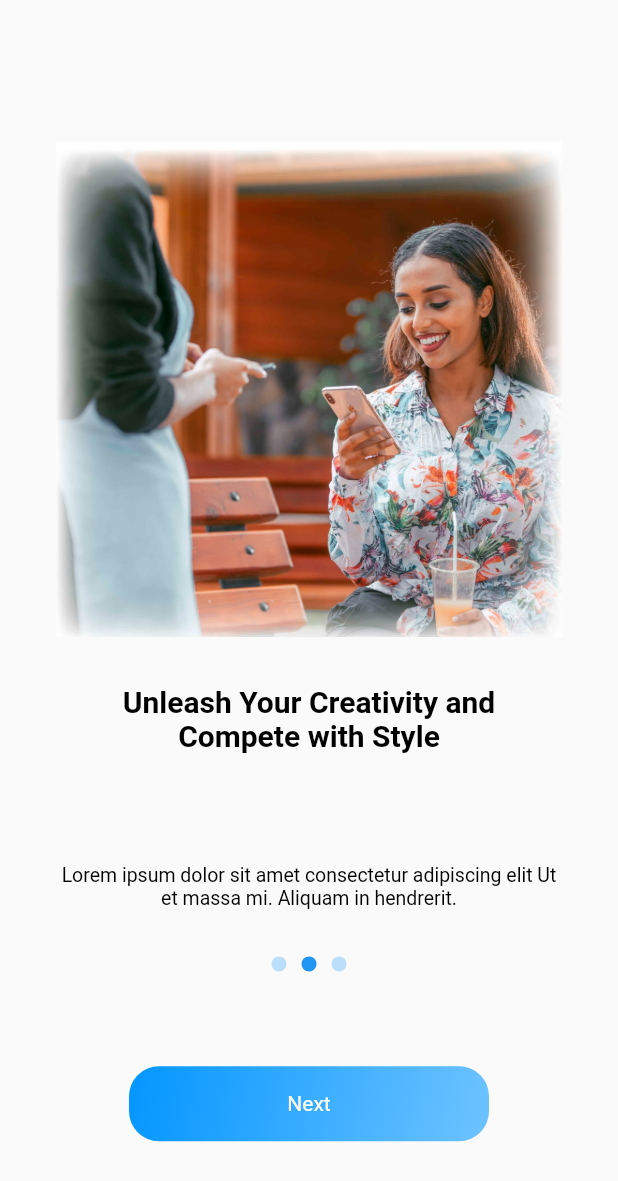
After one commit to sami-bre/telebirr_mock, a Flutter app: the Onboarding screen opened directly, after a tap on "Next", on a phone screen of 412 x 824 dp. The commit adds this screen. Shown: the top 1181 px of the screen. Run offline on Flutter 3.47's test engine with Material 2 defaults, Android fonts, the phone set to English and light mode, and no system bars; our stand-ins replace blur, fl_chart, get.

```diff
--- a/lib/main.dart
+++ b/lib/main.dart
@@ -1,6 +1,7 @@
 import 'package:flutter/material.dart';
 import 'package:get/get.dart';
 import 'package:telebirr_mock/ui/home.dart';
+import 'package:telebirr_mock/ui/onboarding.dart';
 
 void main() {
   runApp(const MyApp());
--- a/lib/ui/home.dart
+++ b/lib/ui/home.dart
@@ -11,6 +11,7 @@ import 'package:telebirr_mock/ui/scan_screen.dart';
 import 'package:telebirr_mock/ui/send_money_screen.dart';
 import 'package:telebirr_mock/ui/transaction_screen.dart';
 import 'package:telebirr_mock/ui/withdraw_screen.dart';
+import 'dart:io';
 
 import 'buy_packages_screen.dart';
 import 'financial_services_screen.dart';
@@ -702,13 +703,159 @@ class _WalletScreenState extends State<WalletScreen> {
   }
 }
 
-class PromotionScreen extends StatelessWidget {
+class PromotionScreen extends StatefulWidget {
   const PromotionScreen({super.key});
 
   @override
+  State<PromotionScreen> createState() => _PromotionScreenState();
+}
+
+class _PromotionScreenState extends State<PromotionScreen> {
+  int counter = 0; // a counter to track which "page" we're at
+  List<Widget> pictures = []; // list of the 5 pictures on the 5 "images"
+  List<Widget> messages = []; // list of the 5 messages on the 5 "images"
+  late Widget displayedPicture; // the image currently displayed
+  late Widget displayedMessage;
+
+  @override
+  void initState() {
+    loopThroughPromotions();
+    super.initState();
+  }
+
+  void createWidgets() {
+    // this method populates the lists of widgets we use on the 3 images
+    // populating the pictures list
+    pictures.addAll([
+      buildPromotionPicture("assets/images/promotion-1.png"),
+      buildPromotionPicture("assets/images/promotion-2.png"),
+      buildPromotionPicture("assets/images/promotion-3.png"),
+      buildPromotionPicture("assets/images/promotion-4.png"),
+      buildPromotionPicture("assets/images/promotion-5.png"),
+    ]);
+    // populating the messages list
+    messages.addAll([
+      buildMessage(
+        "Send and recieve money via telebirr.",
+        "Wherever you are!",
+      ),
+      buildMessage(
+        "Scan and pay your service bill via telebirr.",
+        "Easy and easy and convenient!",
+      ),
+      buildMessage(
+          "Pay your telecom bill via telebirr.", "Save your valuable time!"),
+      buildMessage(
+          "Buy airtime via telebirr anywhere anytime.", "Stay connected!"),
+      buildMessage("Scan and pay your service bill via telebirr.",
+          "Easy and easy and convenient!")
+    ]);
+    // at the start, we show the first elements from each list
+    displayedPicture = pictures[counter];
+    displayedMessage = messages[counter];
+  }
+
+  Widget buildMessage(String mainMessage, String subMessage) {
+    return SizedBox(
+      key: UniqueKey(),
+      height: 150,
+      child: Padding(
+        padding: const EdgeInsets.symmetric(horizontal: 40.0),
+        child: Column(
+          mainAxisAlignment: MainAxisAlignment.center,
+          children: <Widget>[
+            Text(
+              mainMessage,
+              textAlign: TextAlign.center,
+              style: const TextStyle(
+                fontSize: 22,
+                fontWeight: FontWeight.w600,
+                color: Colors.blue,
+              ),
+            ),
+            const SizedBox(height: 30),
+            Text(
+              subMessage,
+              overflow: TextOverflow.fade,
+              textAlign: TextAlign.center,
+              style: const TextStyle(
+                color: Colors.orange,
+                fontSize: 18,
+                fontWeight: FontWeight.w700,
+              ),
+            ),
+          ],
+        ),
+      ),
+    );
+  }
+
+  void loopThroughPromotions() {
+    Stream.periodic(const Duration(seconds: 4)).listen((event) {
+      setState(() {
+        counter = (counter + 1) % 5;
+      });
+    });
+  }
+
+  Widget buildPromotionPicture(String assetName) {
+    return SizedBox(
+      key: UniqueKey(),
+      height: MediaQuery.of(context).size.height * 0.4,
+      child: Padding(
+        padding: const EdgeInsets.symmetric(horizontal: 20.0),
+        child: ClipRRect(
+          borderRadius: BorderRadius.circular(40),
+          child: Image.asset(assetName),
+        ),
+      ),
+    );
+  }
+
+  Widget buildPageControlDots(int currentPageNumber) {
+    return Row(
+      key: UniqueKey(),
+      mainAxisAlignment: MainAxisAlignment.center,
+      children: <Widget>[
+        for (var index = 0; index < 5; index++)
+          Padding(
+            padding: const EdgeInsets.symmetric(horizontal: 5),
+            child: CircleAvatar(
+              radius: 5,
+              backgroundColor:
+                  index == currentPageNumber ? Colors.green : Colors.blue[100],
+            ),
+          )
+      ],
+    );
+  }
+
+  @override
   Widget build(BuildContext context) {
-    return const Center(
-      child: Text("This is promotion"),
+    // we will maintain the same layout-forming column but switch the
+    // contained widgets in order to show the 5 different images
+    createWidgets();
+    return Scaffold(
+      body: Column(
+        children: <Widget>[
+          const Spacer(flex: 3),
+          AnimatedSwitcher(
+            duration: const Duration(milliseconds: 800),
+            child: displayedPicture,
+          ),
+          const Spacer(),
+          AnimatedSwitcher(
+            duration: const Duration(milliseconds: 800),
+            child: displayedMessage,
+          ),
+          const Spacer(),
+          AnimatedSwitcher(
+            duration: const Duration(milliseconds: 800),
+            child: buildPageControlDots(counter),
+          ),
+          const Spacer(),
+        ],
+      ),
     );
   }
 }
--- /dev/null
+++ b/lib/ui/onboarding.dart
@@ -0,0 +1,207 @@
+import 'package:flutter/material.dart';
+
+class Onboarding extends StatefulWidget {
+  const Onboarding({super.key});
+
+  @override
+  OnboardingState createState() => OnboardingState();
+}
+
+class OnboardingState extends State<Onboarding> {
+  final PageController controller = PageController(initialPage: 0);
+
+  int counter = 0; // a counter to track which "page" we're at
+  List<Widget> pictures = []; // list of the 3 pictures on the 3 "pages"
+  List<Widget> messages = []; // list of the 3 messages on the 3 "pages"
+  List<Widget> buttons = []; // list of the TWO buttons on the 3 "pages"
+  late Widget displayedPicture; // the image currently displayed
+  late Widget displayedMessage;
+  late Widget displayedButton;
+
+  @override
+  void initState() {
+    super.initState();
+  }
+
+  void createWidgets() {
+    // this method populates the lists of widgets we use on the 3 pages
+    // populating the pictures list
+    pictures.addAll([
+      buildPromotionPicture("assets/images/promotion-1.png"),
+      buildPromotionPicture("assets/images/promotion-2.png"),
+      buildPromotionPicture("assets/images/promotion-3.png"),
+    ]);
+    // populating the buttons list
+    Widget button;
+    button = buildButton("Next", () {
+      counter++;
+      setState(() {
+        displayedPicture = pictures[counter];
+        displayedMessage = messages[counter];
+        displayedButton = buttons[counter];
+      });
+    });
+    buttons.add(button);
+    button = buildButton("Next", () {
+      counter++;
+      setState(() {
+        displayedPicture = pictures[counter];
+        displayedMessage = messages[counter];
+        displayedButton = buttons[counter];
+      });
+    });
+    buttons.add(button);
+    buttons.add(
+      buildButton("Get started", () {}),
+    );
+    // populating the messages list
+    messages.addAll([
+      buildMessage(
+        "Learn anytime, and anywhere",
+        "Lorem ipsum dolor sit amet consectetur"
+            " adipiscing elit Ut et massa mi. Aliquam in hendrerit.",
+      ),
+      buildMessage(
+        "Unleash Your Creativity and Compete with Style",
+        "Lorem ipsum dolor sit amet consectetur"
+            " adipiscing elit Ut et massa mi. Aliquam in hendrerit.",
+      ),
+      buildMessage(
+          "High quality lectures and unlimited questions",
+          "Lorem ipsum dolor sit amet consectetur"
+              " adipiscing elit Ut et massa mi. Aliquam in hendrerit.")
+    ]);
+    // at the start, we show the first elements from each list
+    displayedPicture = pictures[counter];
+    displayedMessage = messages[counter];
+    displayedButton = buttons[counter];
+  }
+
+  Widget buildMessage(String mainMessage, String subMessage) {
+    return SizedBox(
+      key: UniqueKey(),
+      height: 150,
+      child: Padding(
+        padding: const EdgeInsets.symmetric(horizontal: 40.0),
+        child: Column(
+          children: <Widget>[
+            Text(
+              mainMessage,
+              textAlign: TextAlign.center,
+              style: const TextStyle(
+                fontSize: 20,
+                fontWeight: FontWeight.w600,
+                color: Colors.black,
+              ),
+            ),
+            const Spacer(),
+            Text(
+              subMessage,
+              overflow: TextOverflow.fade,
+              textAlign: TextAlign.center,
+              style: const TextStyle(
+                color: Colors.black,
+                fontSize: 13,
+              ),
+            ),
+          ],
+        ),
+      ),
+    );
+  }
+
+  Widget buildButton(String label, VoidCallback onTap) {
+    return SizedBox(
+      key: UniqueKey(),
+      width: 240,
+      height: 50,
+      child: GestureDetector(
+        onTap: onTap,
+        child: Container(
+          decoration: BoxDecoration(
+            gradient: const LinearGradient(
+              colors: [Color(0xFF0396FF), Color.fromARGB(255, 110, 195, 255)],
+              begin: Alignment.topLeft,
+              end: Alignment.bottomRight,
+            ),
+            borderRadius: BorderRadius.circular(20),
+          ),
+          child: Center(
+            child: Text(
+              label,
+              style: const TextStyle(
+                color: Colors.white,
+              ),
+            ),
+          ),
+        ),
+      ),
+    );
+  }
+
+  Widget buildPromotionPicture(String assetName) {
+    return SizedBox(
+      key: UniqueKey(),
+      height: MediaQuery.of(context).size.height * 0.4,
+      child: Padding(
+          padding: const EdgeInsets.symmetric(horizontal: 20.0),
+          child: Image.asset(assetName)),
+    );
+  }
+
+  Widget buildPageControlDots(int currentPageNumber) {
+    return Row(
+      key: UniqueKey(),
+      mainAxisAlignment: MainAxisAlignment.center,
+      children: <Widget>[
+        for (var index = 0; index < 3; index++)
+          Padding(
+            padding: const EdgeInsets.symmetric(horizontal: 5),
+            child: CircleAvatar(
+              radius: 5,
+              backgroundColor:
+                  index == currentPageNumber ? Colors.blue : Colors.blue[100],
+            ),
+          )
+      ],
+    );
+  }
+
+  @override
+  Widget build(BuildContext context) {
+    // we will maintain the same layout-forming column but switch the
+    // contained widgets in order to show the 3 different "pages"
+    createWidgets();
+    return Scaffold(
+      body: Column(
+        children: <Widget>[
+          const Spacer(flex: 3),
+          AnimatedSwitcher(
+            duration: const Duration(milliseconds: 500),
+            child: displayedPicture,
+          ),
+          const Spacer(),
+          AnimatedSwitcher(
+            duration: const Duration(milliseconds: 500),
+            child: displayedMessage,
+          ),
+          const Spacer(),
+          AnimatedSwitcher(
+            duration: const Duration(milliseconds: 500),
+            child: buildPageControlDots(counter),
+          ),
+          const Spacer(
+            flex: 2,
+          ),
+          AnimatedSwitcher(
+            duration: const Duration(milliseconds: 500),
+            child: displayedButton,
+          ),
+          const Spacer(
+            flex: 2,
+          ),
+        ],
+      ),
+    );
+  }
+}
--- a/pubspec.yaml
+++ b/pubspec.yaml
@@ -80,6 +80,7 @@ flutter:
   # To add assets to your application, add an assets section, like this:
   assets:
     - assets/icons/
+    - assets/images/
 
   # An image asset can refer to one or more resolution-specific "variants", see
   # https://flutter.dev/assets-and-images/#resolution-aware
```
Also changed, not shown: assets/images/promotion-1.png (added), assets/images/promotion-2.png (added), assets/images/promotion-3.png (added), assets/images/promotion-4.png (added), assets/images/promotion-5.png (added).
